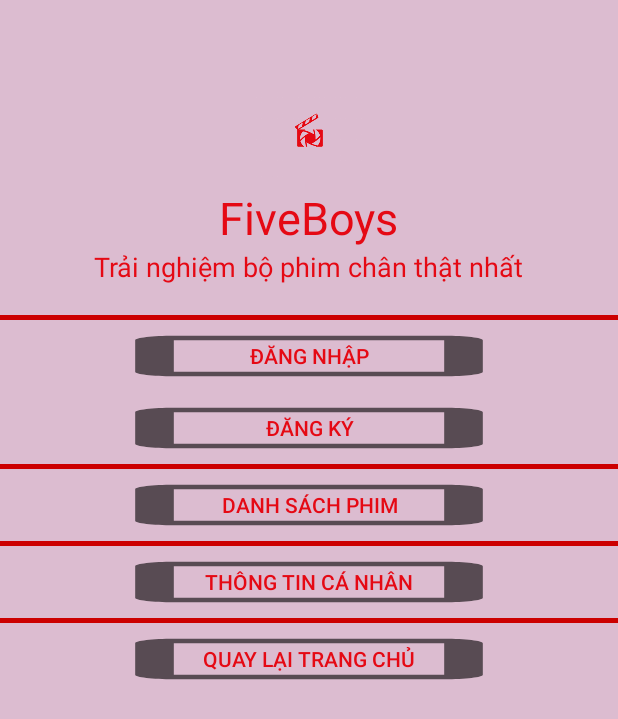
After one commit to blminh45/project-movie-theater, an Android app: the ActivityMenu screen opened directly, with no data from a screen before it, on a phone screen of 412 x 824 dp. The commit adds this screen. Shown: the top 719 px of the screen. Run offline under Robolectric (Android 15) with nearby library versions, the phone set to English and light mode, and no system bars; libraries missing offline, so code that uses them is left out: com.facebook, com.facebook.login; Roboto replaces fonts that are not available here.

Commit message:
Repair-Menu

```diff
--- a/Movie-App/app/src/main/java/com/example/movieapp/NowSlide.java
+++ b/Movie-App/app/src/main/java/com/example/movieapp/NowSlide.java
@@ -75,5 +75,6 @@ public class NowSlide extends AppCompatActivity {
     public void ChiTietPhim(View view) {
         Intent intent = new Intent(this, DetailMovieActivity.class);
         startActivity(intent);
+        overridePendingTransition(R.anim.slide_in_from_right, R.anim.slide_out_to_left);
     }
 }
--- a/Movie-App/app/src/main/java/com/example/movieapp/WillSlide.java
+++ b/Movie-App/app/src/main/java/com/example/movieapp/WillSlide.java
@@ -76,5 +76,6 @@ public class WillSlide extends AppCompatActivity {
     public void ChiTietPhim(View view) {
         Intent intent = new Intent(this, DetailMovieActivity.class);
         startActivity(intent);
+        overridePendingTransition(R.anim.slide_in_from_right, R.anim.slide_out_to_left);
     }
 }
--- /dev/null
+++ b/Movie-App/app/src/main/res/anim/slide_in_from_left.xml
@@ -0,0 +1,12 @@
+<?xml version="1.0" encoding="utf-8"?>
+<set xmlns:android="http://schemas.android.com/apk/res/android"
+    android:interpolator="@android:anim/linear_interpolator"
+    android:shareInterpolator="true">
+
+    <translate
+        android:duration="500"
+        android:fromXDelta="-100%"
+        android:fromYDelta="0%"
+        android:toXDelta="0%"
+        android:toYDelta="0%"/>
+</set>
--- /dev/null
+++ b/Movie-App/app/src/main/res/anim/slide_in_from_right.xml
@@ -0,0 +1,12 @@
+<?xml version="1.0" encoding="utf-8"?>
+<set xmlns:android="http://schemas.android.com/apk/res/android"
+    android:interpolator="@android:anim/decelerate_interpolator"
+    android:shareInterpolator="true">
+
+    <translate
+        android:duration="500"
+        android:fromXDelta="100%"
+        android:fromYDelta="0%"
+        android:toXDelta="0%"
+        android:toYDelta="0%"/>
+</set>
--- /dev/null
+++ b/Movie-App/app/src/main/res/anim/slide_out_to_left.xml
@@ -0,0 +1,12 @@
+<?xml version="1.0" encoding="utf-8"?>
+<set xmlns:android="http://schemas.android.com/apk/res/android"
+    android:interpolator="@android:anim/decelerate_interpolator"
+    android:shareInterpolator="true">
+
+    <translate
+        android:duration="500"
+        android:fromXDelta="0%"
+        android:fromYDelta="0%"
+        android:toXDelta="-100%"
+        android:toYDelta="0%"/>
+</set>
--- /dev/null
+++ b/Movie-App/app/src/main/res/anim/slide_out_to_right.xml
@@ -0,0 +1,12 @@
+<?xml version="1.0" encoding="utf-8"?>
+<set xmlns:android="http://schemas.android.com/apk/res/android"
+    android:interpolator="@android:anim/linear_interpolator"
+    android:shareInterpolator="true">
+
+    <translate
+        android:duration="500"
+        android:fromXDelta="0%"
+        android:fromYDelta="0%"
+        android:toXDelta="100%"
+        android:toYDelta="0%"/>
+</set>
--- /dev/null
+++ b/Movie-App/app/src/main/res/layout/header_menu.xml
@@ -0,0 +1,122 @@
+<?xml version="1.0" encoding="utf-8"?>
+<LinearLayout xmlns:android="http://schemas.android.com/apk/res/android"
+    xmlns:app="http://schemas.android.com/apk/res-auto"
+    xmlns:tools="http://schemas.android.com/tools"
+    android:id="@+id/Menu"
+    android:layout_width="match_parent"
+    android:layout_height="match_parent"
+    android:background="@android:color/holo_red_dark"
+    android:orientation="vertical"
+    tools:context=".ActivityMenu"
+    >
+
+    <LinearLayout
+        android:layout_width="match_parent"
+        android:layout_height="210dp"
+        android:layout_marginBottom="3dp"
+        android:background="@color/ic_launcher_background"
+        android:gravity="bottom"
+        android:orientation="vertical"
+        android:padding="20dp">
+
+        <ImageView
+            android:layout_width="75dp"
+            android:layout_height="75dp"
+            android:layout_gravity="center"
+            android:src="@drawable/logo_1" />
+
+        <TextView
+            android:layout_width="wrap_content"
+            android:layout_height="wrap_content"
+            android:layout_gravity="center"
+            android:text="FiveBoys"
+            android:textColor="#E50914"
+            android:textSize="30sp" />
+
+        <TextView
+            android:layout_width="wrap_content"
+            android:layout_height="wrap_content"
+            android:layout_gravity="center"
+            android:text="Trải nghiệm bộ phim chân thật nhất"
+            android:textColor="#E50914"
+            android:textSize="18sp" />
+    </LinearLayout>
+
+    <LinearLayout
+        android:layout_width="match_parent"
+        android:layout_height="wrap_content"
+        android:layout_marginBottom="3dp"
+        android:background="@color/ic_launcher_background"
+        android:orientation="vertical">
+
+        <Button
+            android:id="@+id/button4"
+            android:layout_width="match_parent"
+            android:layout_height="wrap_content"
+            android:background="?android:attr/listChoiceIndicatorMultiple"
+            android:onClick="DangNhap"
+            android:text="Đăng nhập"
+            android:textColor="#E50914" />
+
+        <Button
+            android:id="@+id/button5"
+            android:layout_width="match_parent"
+            android:layout_height="wrap_content"
+            android:background="?android:attr/listChoiceIndicatorMultiple"
+            android:text="Đăng ký"
+            android:textColor="#E50914" />
+
+    </LinearLayout>
+
+    <LinearLayout
+        android:layout_width="match_parent"
+        android:layout_height="wrap_content"
+        android:layout_marginBottom="3dp"
+        android:background="@color/ic_launcher_background"
+        android:orientation="vertical">
+
+        <Button
+            android:id="@+id/button6"
+            android:layout_width="match_parent"
+            android:layout_height="wrap_content"
+            android:background="?android:attr/listChoiceIndicatorMultiple"
+            android:onClick="DanhSachPhim"
+            android:text="Danh sách phim"
+            android:textColor="#E50914" />
+    </LinearLayout>
+
+    <LinearLayout
+        android:layout_width="match_parent"
+        android:layout_height="wrap_content"
+        android:layout_marginBottom="3dp"
+        android:background="@color/ic_launcher_background"
+        android:orientation="vertical">
+
+        <Button
+            android:id="@+id/button7"
+            android:layout_width="match_parent"
+            android:layout_height="wrap_content"
+            android:background="?android:attr/listChoiceIndicatorMultiple"
+            android:onClick="ThongTinCaNhan"
+            android:text="Thông tin cá nhân"
+            android:textColor="#E50914" />
+    </LinearLayout>
+
+    <LinearLayout
+        android:layout_width="match_parent"
+        android:layout_height="match_parent"
+        android:background="@color/ic_launcher_background"
+        android:orientation="vertical">
+
+        <Button
+            android:id="@+id/button8"
+            android:layout_width="match_parent"
+            android:layout_height="wrap_content"
+            android:background="?android:attr/listChoiceIndicatorMultiple"
+            android:onClick="BackMHTC"
+            android:text="Quay lại trang chủ"
+            android:textColor="#E50914" />
+    </LinearLayout>
+
+
+</LinearLayout>
--- a/Movie-App/app/src/main/res/values/strings.xml
+++ b/Movie-App/app/src/main/res/values/strings.xml
@@ -3,5 +3,8 @@
     <string name="tab_text_1">Trang chủ</string>
     <string name="tab_text_2">Sắp chiếu</string>
     <string name="tab_text_3">Đang chiếu</string>
-    <string name="facebook_app_id">712769945999453</string> <string name="fb_login_protocol_scheme">fb712769945999453</string>
+    <string name="Open_Drawable">Open Drawable</string>
+    <string name="Close_Drawable">Close Drawable</string>
+    <string name="facebook_app_id">712769945999453</string>
+    <string name="fb_login_protocol_scheme">fb712769945999453</string>
 </resources>
--- a/Movie-App/app/src/main/res/values/styles.xml
+++ b/Movie-App/app/src/main/res/values/styles.xml
@@ -5,6 +5,7 @@
         <item name="colorPrimary">@color/colorPrimary</item>
         <item name="colorPrimaryDark">@color/colorPrimaryDark</item>
         <item name="colorAccent">@color/colorAccent</item>
+        <item name="android:statusBarColor">#00000000</item>
         <item name="android:windowContentTransitions">true</item>
     </style>
     <style name="AppTheme.NoActionBar">
```
Also changed, not shown: Movie-App/app/src/main/AndroidManifest.xml (+24 -6 lines), Movie-App/app/src/main/java/com/example/movieapp/ActivityMenu.java (added, +43 -0 lines), Movie-App/app/src/main/java/com/example/movieapp/MainActivity.java (+40 -45 lines), Movie-App/app/src/main/res/layout/activity_main.xml (+47 -26 lines).
